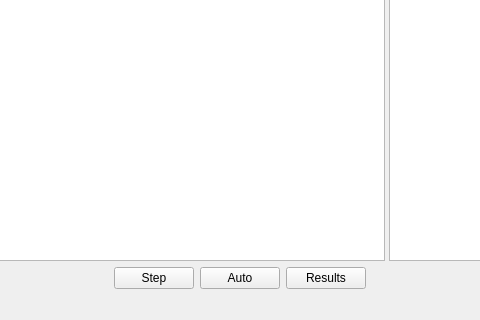
Above: src/MainWindow/mainWindow.ui from Hryapusek/aps-qt before the change; both pictures show x 455 to 935 and y 375 to 695 of the 1390 by 695 pixel window. Below: the same form after it.
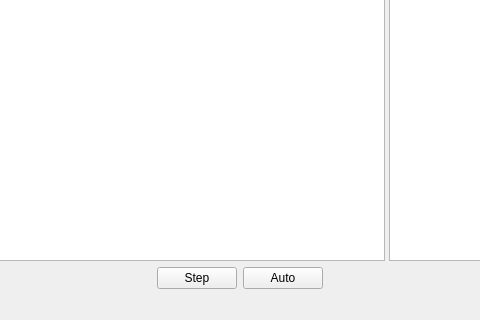
That is the form after the change.

Commit message: upd: unused button was removed

The edit to the form file:
```diff
--- a/src/MainWindow/mainWindow.ui
+++ b/src/MainWindow/mainWindow.ui
@@ -445,13 +445,6 @@
           </property>
          </widget>
         </item>
-        <item>
-         <widget class="QPushButton" name="resultsBtn">
-          <property name="text">
-           <string>Results</string>
-          </property>
-         </widget>
-        </item>
         <item>
          <spacer name="horizontalSpacer_2">
           <property name="orientation">
```
The commit also changes 1 other file.
